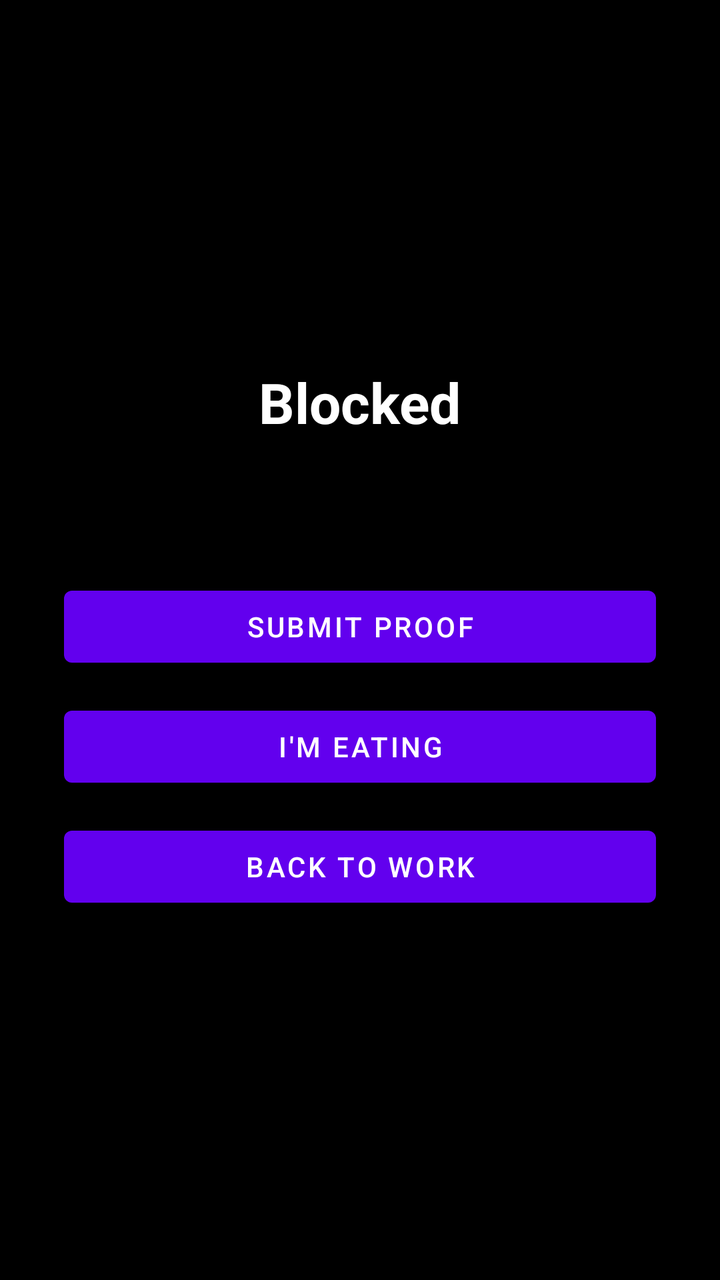
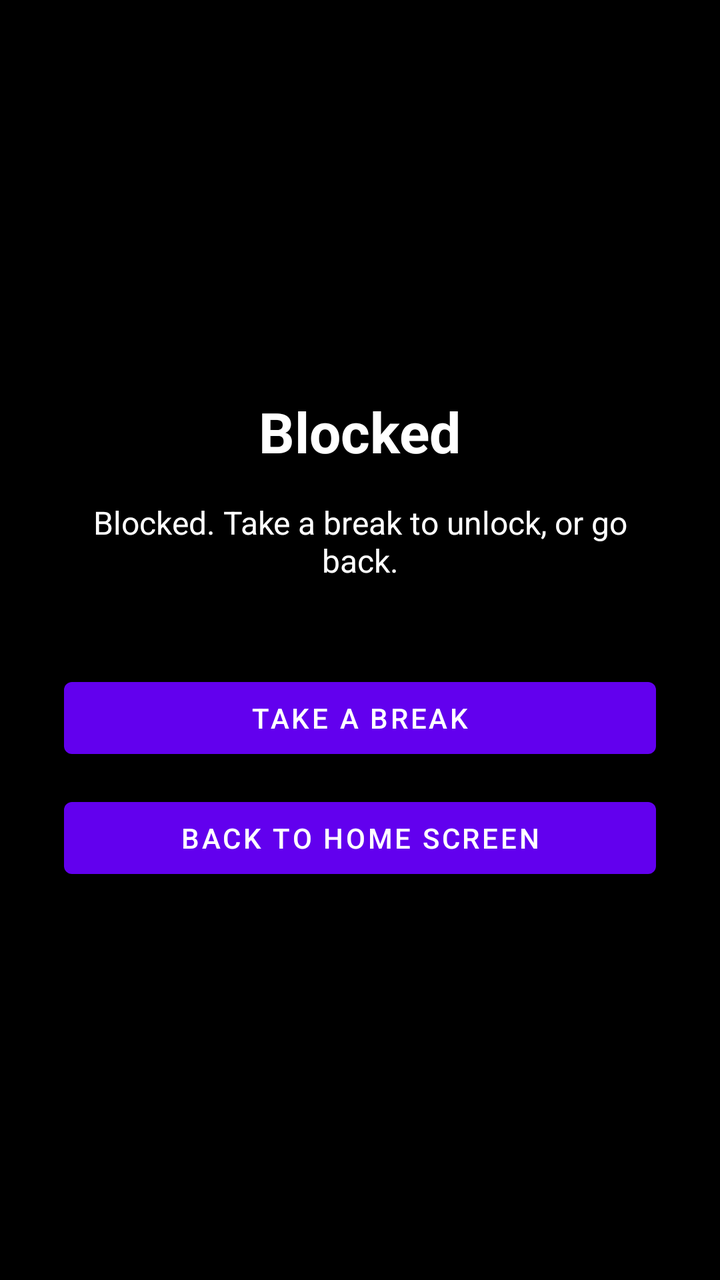

Two renders of the same Android screen: before a commit and after it. Below are the layout's source before the change and the commit's diff.
<!-- AndroidManifest.xml: activity theme Theme.LockoutGate.Block -->
<!-- res/layout/activity_block.xml -->
<?xml version="1.0" encoding="utf-8"?>
<LinearLayout xmlns:android="http://schemas.android.com/apk/res/android"
    android:layout_width="match_parent"
    android:layout_height="match_parent"
    android:orientation="vertical"
    android:gravity="center"
    android:padding="32dp"
    android:background="#000000">

    <TextView
        android:id="@+id/blockTitle"
        android:layout_width="wrap_content"
        android:layout_height="wrap_content"
        android:text="@string/block_title"
        android:textColor="#FFFFFF"
        android:textSize="28sp"
        android:textStyle="bold"
        android:paddingBottom="16dp" />

    <TextView
        android:id="@+id/blockMessage"
        android:layout_width="match_parent"
        android:layout_height="wrap_content"
        android:textColor="#FFFFFF"
        android:textSize="16sp"
        android:gravity="center"
        android:paddingBottom="32dp" />

    <Button
        android:id="@+id/submitProofButton"
        android:layout_width="match_parent"
        android:layout_height="wrap_content"
        android:text="@string/block_submit_proof" />

    <Button
        android:id="@+id/eatingBreakButton"
        android:layout_width="match_parent"
        android:layout_height="wrap_content"
        android:layout_marginTop="12dp"
        android:text="@string/block_eating_break" />

    <Button
        android:id="@+id/backToWorkButton"
        android:layout_width="match_parent"
        android:layout_height="wrap_content"
        android:layout_marginTop="12dp"
        android:text="@string/block_back_to_work" />

</LinearLayout>
<!-- resources referenced by this layout -->
<resources>
  <string name="block_back_to_work">Back to work</string>
  <string name="block_eating_break">I\'m eating</string>
  <string name="block_submit_proof">Submit proof</string>
  <string name="block_title">Blocked</string>
  <style name="Theme.LockoutGate.Block" parent="Theme.MaterialComponents.DayNight.NoActionBar">
          <item name="android:windowAnimationStyle">@null</item>
          <item name="android:windowIsTranslucent">false</item>
      </style>
</resources>

<!-- the commit's change to res/layout/activity_block.xml (unified diff, before → after) -->
@@ -21,16 +21,11 @@
         android:id="@+id/blockMessage"
         android:layout_width="match_parent"
         android:layout_height="wrap_content"
+        android:text="@string/block_message"
         android:textColor="#FFFFFF"
         android:textSize="16sp"
         android:gravity="center"
         android:paddingBottom="32dp" />
-
-    <Button
-        android:id="@+id/submitProofButton"
-        android:layout_width="match_parent"
-        android:layout_height="wrap_content"
-        android:text="@string/block_submit_proof" />
 
     <Button
         android:id="@+id/eatingBreakButton"
<!-- resource entries referenced after the edit -->
@@ -1,8 +1,8 @@
 <!-- resources referenced by this layout -->
 <resources>
-  <string name="block_back_to_work">Back to work</string>
-  <string name="block_eating_break">I\'m eating</string>
-  <string name="block_submit_proof">Submit proof</string>
+  <string name="block_back_to_work">Back to home screen</string>
+  <string name="block_eating_break">Take a break</string>
+  <string name="block_message">Blocked. Take a break to unlock, or go back.</string>
   <string name="block_title">Blocked</string>
   <style name="Theme.LockoutGate.Block" parent="Theme.MaterialComponents.DayNight.NoActionBar">
           <item name="android:windowAnimationStyle">@null</item>
